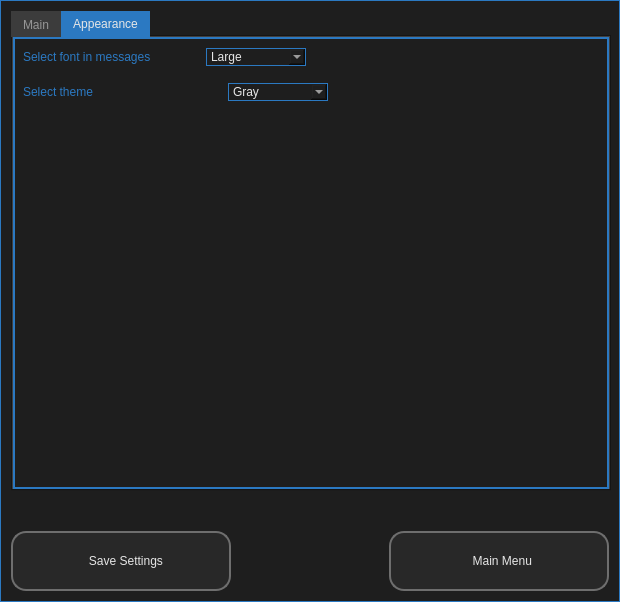
il721/EasyBack, file ui/ui_07_settings.ui: the form before one commit.
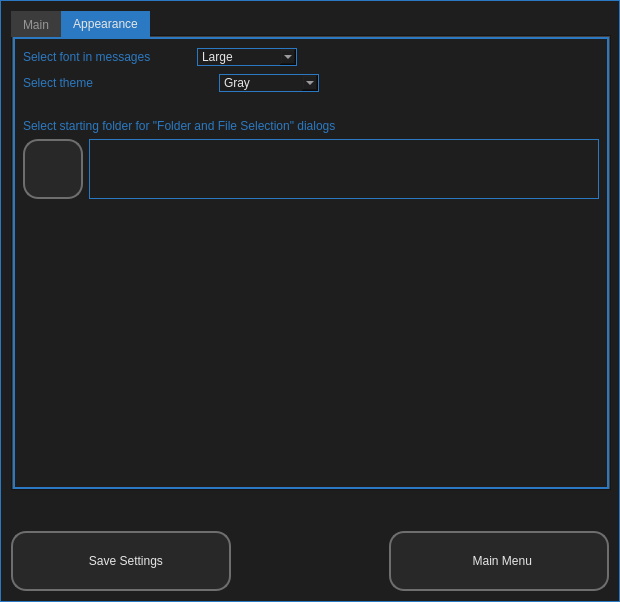
The form after the commit. The open tabs and pages were chosen to show the change. Icons and pictures are not drawn.

Commit message: Add "select start folder in dialogs" in "Settings/Appearance" functional

```diff
--- a/ui/ui_07_settings.ui
+++ b/ui/ui_07_settings.ui
@@ -92,7 +92,7 @@
 QToolButton:disabled{
 background-color: rgb(50,50,50);}</string>
   </property>
-  <layout class="QVBoxLayout" name="verticalLayout_3">
+  <layout class="QVBoxLayout" name="verticalLayout_4">
    <item>
     <widget class="QTabWidget" name="tabWidget">
      <property name="minimumSize">
@@ -500,10 +500,7 @@
       <attribute name="title">
        <string>Appearance</string>
       </attribute>
-      <layout class="QVBoxLayout" name="verticalLayout_4">
-       <property name="spacing">
-        <number>15</number>
-       </property>
+      <layout class="QVBoxLayout" name="verticalLayout_3">
        <item>
         <layout class="QHBoxLayout" name="horizontalLayout_5">
          <item>
@@ -641,6 +638,81 @@
          </item>
         </layout>
        </item>
+       <item>
+        <spacer name="verticalSpacer_6">
+         <property name="orientation">
+          <enum>Qt::Vertical</enum>
+         </property>
+         <property name="sizeType">
+          <enum>QSizePolicy::Fixed</enum>
+         </property>
+         <property name="sizeHint" stdset="0">
+          <size>
+           <width>20</width>
+           <height>20</height>
+          </size>
+         </property>
+        </spacer>
+       </item>
+       <item>
+        <widget class="QLabel" name="label">
+         <property name="text">
+          <string>Select starting folder for &quot;Folder and File Selection&quot; dialogs</string>
+         </property>
+        </widget>
+       </item>
+       <item>
+        <layout class="QHBoxLayout" name="horizontalLayout_7">
+         <item>
+          <widget class="QPushButton" name="start_folder_button">
+           <property name="minimumSize">
+            <size>
+             <width>60</width>
+             <height>60</height>
+            </size>
+           </property>
+           <property name="maximumSize">
+            <size>
+             <width>60</width>
+             <height>60</height>
+            </size>
+           </property>
+           <property name="text">
+            <string/>
+           </property>
+           <property name="icon">
+            <iconset resource="dop_win_rc.qrc">
+             <normaloff>:/icon/icons/GREY/folder.svg</normaloff>:/icon/icons/GREY/folder.svg</iconset>
+           </property>
+           <property name="iconSize">
+            <size>
+             <width>40</width>
+             <height>40</height>
+            </size>
+           </property>
+          </widget>
+         </item>
+         <item>
+          <widget class="QLineEdit" name="start_folder_line">
+           <property name="minimumSize">
+            <size>
+             <width>0</width>
+             <height>60</height>
+            </size>
+           </property>
+           <property name="maximumSize">
+            <size>
+             <width>16777215</width>
+             <height>60</height>
+            </size>
+           </property>
+           <property name="text">
+            <string/>
+           </property>
+          </widget>
+         </item>
+        </layout>
+       </item>
        <item>
         <spacer name="verticalSpacer_4">
          <property name="orientation">
```
The commit also changes 7 other files.
